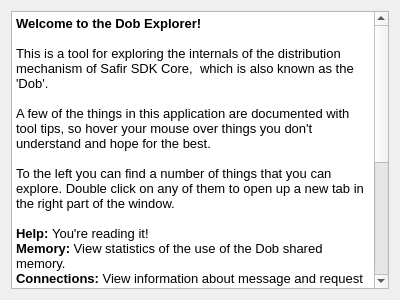
SafirSDK/safir-sdk-core, file src/dose/dose_dobexplorer.ss/src/About.ui: the form before one commit.
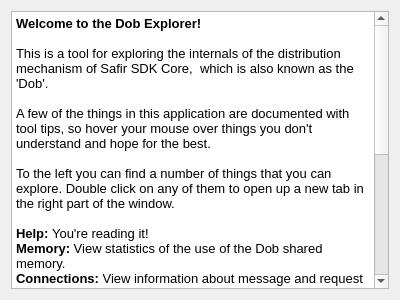
The form after the commit.

Commit message: update about text

What changed in the file:
```diff
--- a/src/dose/dose_dobexplorer.ss/src/About.ui
+++ b/src/dose/dose_dobexplorer.ss/src/About.ui
@@ -38,7 +38,8 @@
 &lt;p style=&quot; margin-top:0px; margin-bottom:0px; margin-left:0px; margin-right:0px; -qt-block-indent:0; text-indent:0px;&quot;&gt;&lt;span style=&quot; font-family:'Sans'; font-size:10pt; font-weight:600;&quot;&gt;Entities: &lt;/span&gt;&lt;span style=&quot; font-family:'Sans'; font-size:10pt;&quot;&gt;View internal low level information about the actual entity states that exist in the shared memory on this node. This will display a lot of details and technical information that is not normally visible to applications, and is quite useful when debugging the Dob.&lt;/span&gt;&lt;/p&gt;
 &lt;p style=&quot; margin-top:0px; margin-bottom:0px; margin-left:0px; margin-right:0px; -qt-block-indent:0; text-indent:0px;&quot;&gt;&lt;span style=&quot; font-family:'Sans'; font-size:10pt; font-weight:600;&quot;&gt;Entity Statistics: &lt;/span&gt;&lt;span style=&quot; font-family:'Sans'; font-size:10pt;&quot;&gt;Show an overview of the internal low level information for all entity types. The columns can be sorted which makes it easy to identify entity types that exhibit abnormal behaviour. Further details can then be viewed using the Entities tab.&lt;/span&gt;&lt;/p&gt;
 &lt;p style=&quot; margin-top:0px; margin-bottom:0px; margin-left:0px; margin-right:0px; -qt-block-indent:0; text-indent:0px;&quot;&gt;&lt;span style=&quot; font-family:'Sans'; font-size:10pt; font-weight:600;&quot;&gt;Remote Connections: &lt;/span&gt;&lt;span style=&quot; font-family:'Sans'; font-size:10pt;&quot;&gt;Show connections on other nodes.&lt;/span&gt;&lt;/p&gt;
-&lt;p style=&quot; margin-top:0px; margin-bottom:0px; margin-left:0px; margin-right:0px; -qt-block-indent:0; text-indent:0px;&quot;&gt;&lt;span style=&quot; font-family:'Sans'; font-size:10pt; font-weight:600;&quot;&gt;TODO:&lt;/span&gt;&lt;span style=&quot; font-family:'Sans'; font-size:10pt;&quot;&gt; Write about Stewart stuff&lt;/span&gt;&lt;/p&gt;&lt;/body&gt;&lt;/html&gt;</string>
+&lt;p style=&quot; margin-top:0px; margin-bottom:0px; margin-left:0px; margin-right:0px; -qt-block-indent:0; text-indent:0px;&quot;&gt;&lt;span style=&quot; font-family:'Sans'; font-size:10pt; font-weight:600;&quot;&gt;System Picture:&lt;/span&gt;&lt;span style=&quot; font-family:'Sans'; font-size:10pt;&quot;&gt; Show information about the nodes that are currently considered part of the system.&lt;/span&gt;&lt;/p&gt;
+&lt;p style=&quot; margin-top:0px; margin-bottom:0px; margin-left:0px; margin-right:0px; -qt-block-indent:0; text-indent:0px;&quot;&gt;&lt;span style=&quot; font-family:'Sans'; font-size:10pt; font-weight:600;&quot;&gt;Raw Node Statistics:&lt;/span&gt;&lt;span style=&quot; font-family:'Sans'; font-size:10pt;&quot;&gt; Show raw data transmission statistics.&lt;/span&gt;&lt;/p&gt;&lt;/body&gt;&lt;/html&gt;</string>
      </property>
     </widget>
    </item>
```
The commit also changes 1 other file.
